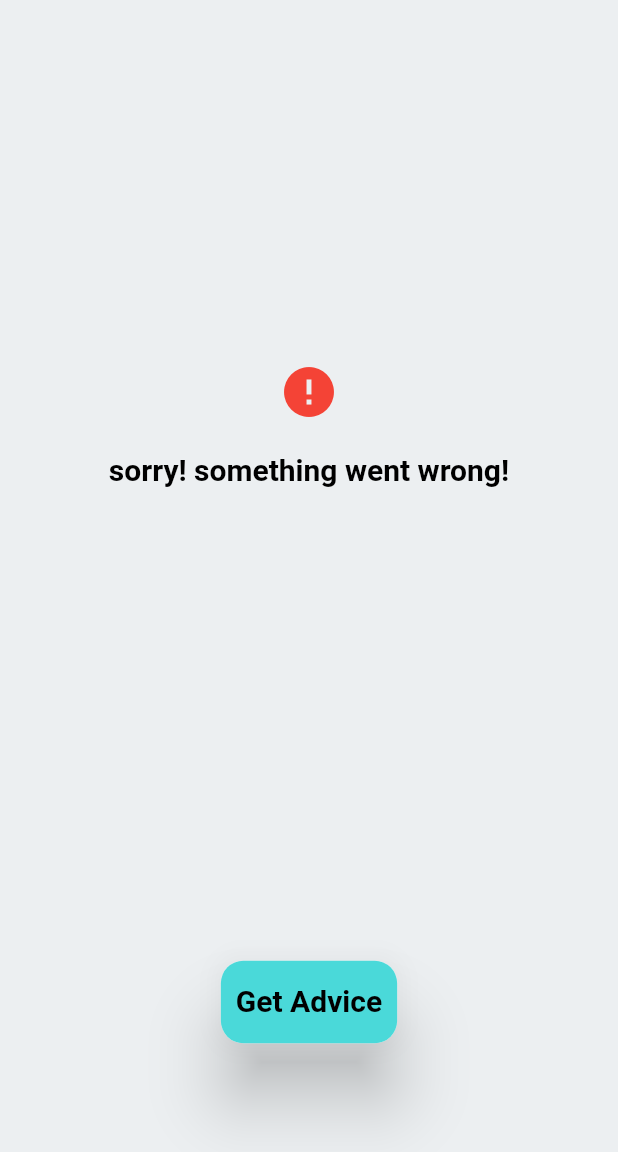
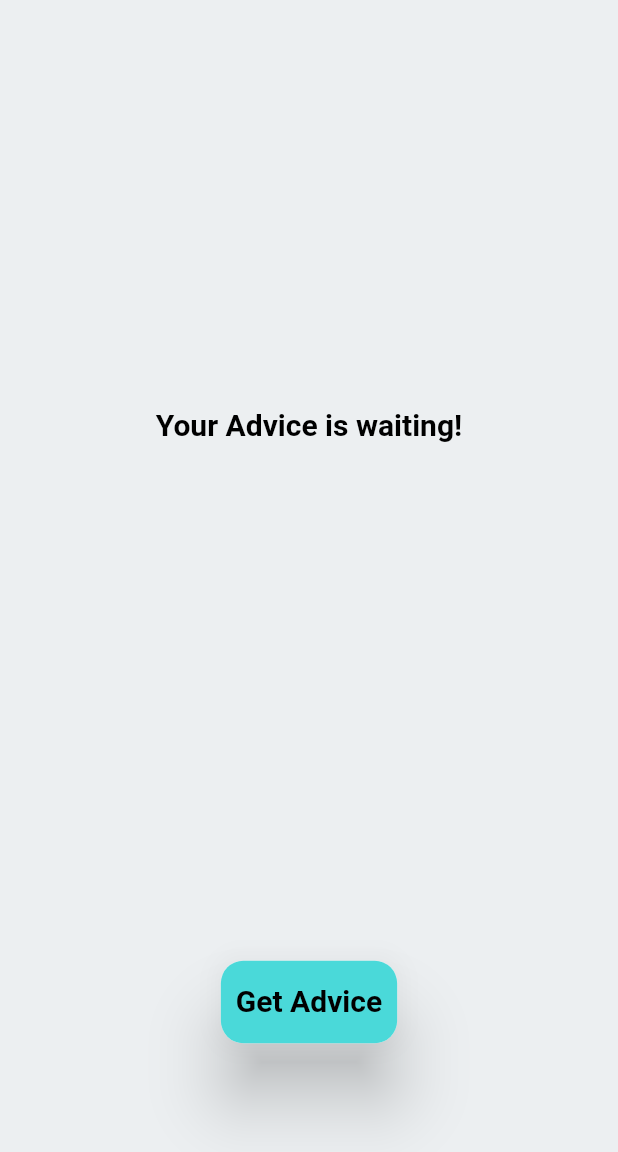
Before and after one commit to omar-vtc/advicer, a Flutter app: the screen it shows after launch, on a phone screen of 412 x 824 dp, the part 84-1236 px from its top. Run offline on Flutter 3.47's test engine with Material 3 defaults, Android fonts, the phone set to English and light mode, and no system bars; our stand-ins replace bloc, flutter_bloc; Roboto replaces fonts that are missing (Rubik).

Commit message:
advicer bloc and event triggered

```diff
--- a/advicer/lib/app/pages/advice/advice_page.dart
+++ b/advicer/lib/app/pages/advice/advice_page.dart
@@ -1,9 +1,23 @@
 import 'package:advicer/app/core/services/theme_service.dart';
+import 'package:advicer/app/pages/advice/bloc/advicer_bloc.dart';
 import 'package:advicer/app/pages/advice/widgets/advice_field.dart';
 import 'package:advicer/app/pages/advice/widgets/custom_button.dart';
 import 'package:advicer/app/pages/advice/widgets/error_message.dart';
 import 'package:flutter/material.dart';
+import 'package:flutter_bloc/flutter_bloc.dart';
 import 'package:provider/provider.dart';
+
+class AdvicerPageWrapperProvider extends StatelessWidget {
+  const AdvicerPageWrapperProvider({super.key});
+
+  @override
+  Widget build(BuildContext context) {
+    return BlocProvider(
+      create: (context) => AdvicerBloc(),
+      child: const AdvicePage(),
+    );
+  }
+}
 
 class AdvicePage extends StatelessWidget {
   const AdvicePage({super.key});
@@ -31,23 +45,30 @@ class AdvicePage extends StatelessWidget {
           children: [
             Expanded(
               child: Center(
-                child: ErrorMessage(message: "sorry! something went wrong!"),
-
-                /* AdviceField(
-                  advice: "example advice -  your day is good everyday",
-                ),*/
-
-                /*CircularProgressIndicator(
-                  color: themeData.colorScheme.secondary,
-                ),*/
-                /* Text(
-                  "Your Advice is waiting!",
-                  style: themeData.textTheme.headlineLarge,
-                  textAlign: TextAlign.center,
-                ),*/
+                child: BlocBuilder<AdvicerBloc, AdvicerState>(
+                  builder: (context, state) {
+                    if (state is AdvicerInitial) {
+                      return Text(
+                        "Your Advice is waiting!",
+                        style: themeData.textTheme.headlineLarge,
+                        textAlign: TextAlign.center,
+                      );
+                    } else if (state is AdvicerStateLoading) {
+                      return CircularProgressIndicator(
+                        color: themeData.colorScheme.secondary,
+                      );
+                    } else if (state is AdvicerStateLoaded) {
+                      return AdviceField(advice: state.advice);
+                    } else {
+                      return const ErrorMessage(
+                        message: "sorry! something went wrong!",
+                      );
+                    }
+                  },
+                ),
               ),
             ),
-            SizedBox(height: 200, child: Center(child: CustomButton())),
+            const SizedBox(height: 200, child: Center(child: CustomButton())),
           ],
         ),
       ),
--- a/advicer/lib/app/pages/advice/bloc/advicer_bloc.dart
+++ b/advicer/lib/app/pages/advice/bloc/advicer_bloc.dart
@@ -1,4 +1,5 @@
 import 'package:bloc/bloc.dart';
+import 'package:flutter/widgets.dart';
 import 'package:meta/meta.dart';
 
 part 'advicer_event.dart';
@@ -6,8 +7,19 @@ part 'advicer_state.dart';
 
 class AdvicerBloc extends Bloc<AdvicerEvent, AdvicerState> {
   AdvicerBloc() : super(AdvicerInitial()) {
-    on<AdvicerEvent>((event, emit) {
-      // TODO: implement event handler
+    /*
+      when the button is pressed the first time, the initial state will be replaced
+      with the loading state.
+     */
+    on<AdviceRequestedEvent>((event, emit) async {
+      emit(AdvicerStateLoading());
+      //execute busniss logic... ex: call a function that creates job instance
+
+      // simulating the scenario
+      debugPrint("fake advice triggered!!");
+      await Future.delayed(const Duration(seconds: 2), () {});
+      debugPrint("got advice!!");
+      emit(AdvicerStateLoaded(advice: "fake advide is here!!!!"));
     });
   }
 }
--- a/advicer/lib/app/pages/advice/widgets/custom_button.dart
+++ b/advicer/lib/app/pages/advice/widgets/custom_button.dart
@@ -1,4 +1,6 @@
+import 'package:advicer/app/pages/advice/bloc/advicer_bloc.dart';
 import 'package:flutter/material.dart';
+import 'package:flutter_bloc/flutter_bloc.dart';
 
 class CustomButton extends StatelessWidget {
   const CustomButton({super.key});
@@ -8,7 +10,8 @@ class CustomButton extends StatelessWidget {
     final themeData = Theme.of(context);
     return InkResponse(
       onTap: () {
-        print("button pressed!");
+        //tringgering the event
+        BlocProvider.of<AdvicerBloc>(context).add(AdviceRequestedEvent());
       },
       child: Material(
         elevation: 20,
--- a/advicer/lib/main.dart
+++ b/advicer/lib/main.dart
@@ -24,7 +24,7 @@ class MyApp extends StatelessWidget {
               themeService.isDarkModeOn ? ThemeMode.dark : ThemeMode.light,
           theme: AppTheme.lightTheme,
           darkTheme: AppTheme.darkTheme,
-          home: const AdvicePage(),
+          home: const AdvicerPageWrapperProvider(),
         );
       },
     );
--- a/advicer/pubspec.yaml
+++ b/advicer/pubspec.yaml
@@ -2,7 +2,7 @@ name: advicer
 description: "A new Flutter project."
 # The following line prevents the package from being accidentally published to
 # pub.dev using `flutter pub publish`. This is preferred for private packages.
-publish_to: 'none' # Remove this line if you wish to publish to pub.dev
+publish_to: "none" # Remove this line if you wish to publish to pub.dev
 
 # The following defines the version and build number for your application.
 # A version number is three numbers separated by dots, like 1.2.43
@@ -36,6 +36,7 @@ dependencies:
   cupertino_icons: ^1.0.8
   provider: ^6.1.5
   bloc: ^9.0.0
+  flutter_bloc: ^9.1.1
 
 dev_dependencies:
   flutter_test:
@@ -53,7 +54,6 @@ dev_dependencies:
 
 # The following section is specific to Flutter packages.
 flutter:
-
   # The following line ensures that the Material Icons font is
   # included with your application, so that you can use the icons in
   # the material Icons class.
```
Also changed, not shown: advicer/pubspec.lock.
